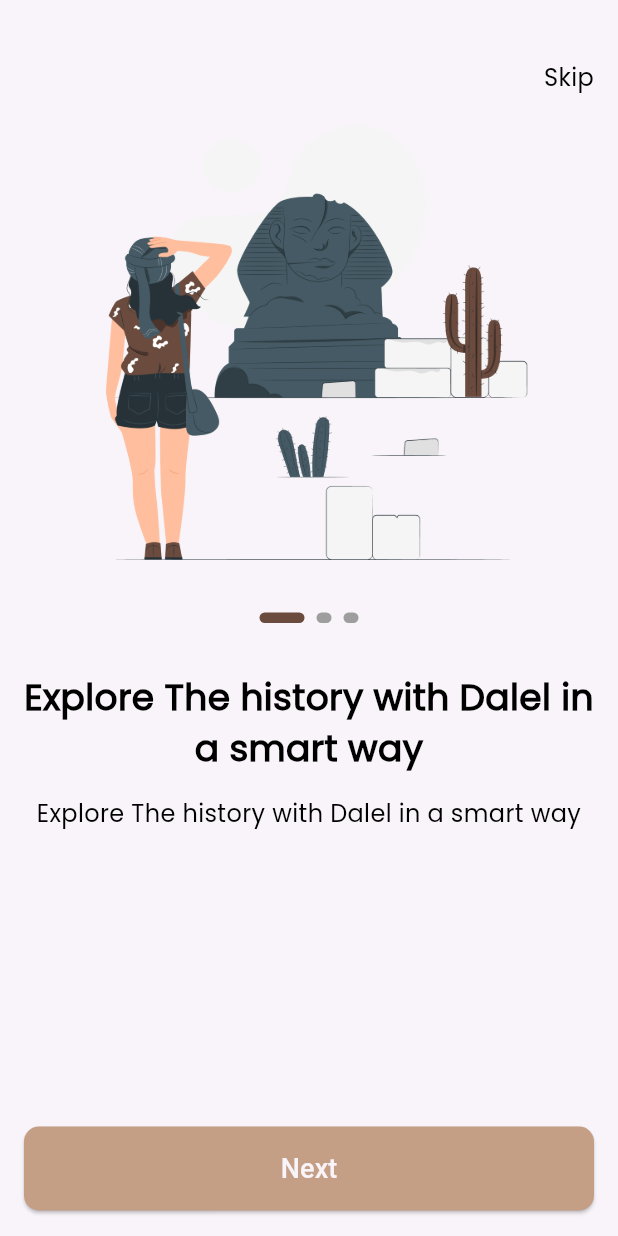
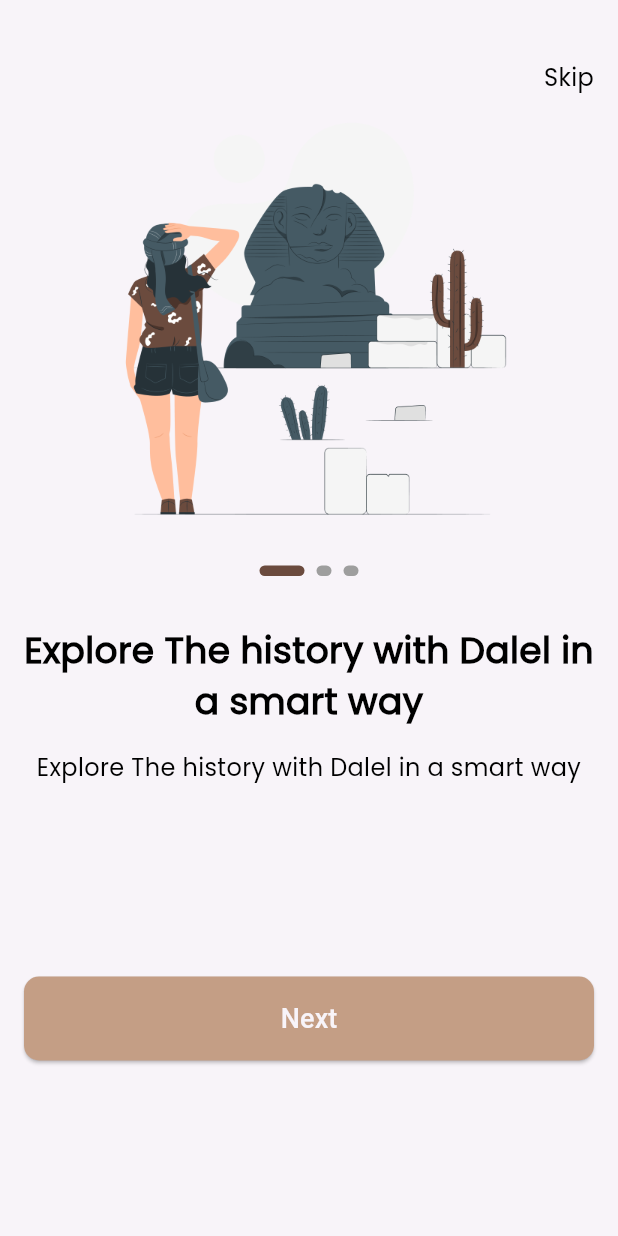
Before and after one commit to Abuelsbh/dalel_app, a Flutter app: the screen it shows after launch, on a phone screen of 412 x 824 dp. Run offline on Flutter 3.47's test engine with Material 3 defaults, Android fonts, the phone set to English and light mode, and no system bars; drawn by our look-alikes of smooth_page_indicator; our stand-ins replace go_router.

Commit message:
refactor our code

```diff
--- a/lib/core/functions/navigation.dart
+++ b/lib/core/functions/navigation.dart
@@ -3,3 +3,7 @@ import 'package:go_router/go_router.dart';
 void customNavigation(context, String path) {
   GoRouter.of(context).push(path);
 }
+
+void customReplacementNavigation(context, String path) {
+  GoRouter.of(context).pushReplacement(path);
+}
--- a/lib/feature/onboarding/presentation/views/on_boarding_view.dart
+++ b/lib/feature/onboarding/presentation/views/on_boarding_view.dart
@@ -15,12 +15,14 @@ class OnBoardingView extends StatelessWidget {
       child: Scaffold(
         body: Padding(
           padding: const EdgeInsets.symmetric(horizontal: 16.0),
-          child: Column(
+          child: ListView(
+            physics: const BouncingScrollPhysics(),
             children: [
               const SizedBox(height: 40,),
               const CustomNavBar(),
               OnBoardingWidgetBody(),
-              CustomBtn(text: AppStrings.next,),
+              const SizedBox(height: 88,),
+              CustomBtn(text: AppStrings.next),
               const SizedBox(height: 17,)
             ],
           ),
--- a/lib/feature/onboarding/presentation/views/widget/custom_nav_bar.dart
+++ b/lib/feature/onboarding/presentation/views/widget/custom_nav_bar.dart
@@ -1,3 +1,4 @@
+import 'package:dalel_app/core/utils/app_text_styles.dart';
 import 'package:flutter/cupertino.dart';
 import 'package:flutter/material.dart';
 
@@ -12,12 +13,8 @@ class CustomNavBar extends StatelessWidget {
       alignment: Alignment.centerRight,
       child: Text(
         AppStrings.skip,
-        style: TextStyle(
-            fontSize: 16,
-            fontWeight: FontWeight.w300,
-            color: Colors.black,
-            fontFamily: "Poppins"
-        ).copyWith(fontWeight: FontWeight.w400),
+        style: CustomTextStyles.poppins300style16
+            .copyWith(fontWeight: FontWeight.w400),
       ),
     );
   }
--- a/lib/feature/onboarding/presentation/views/widget/on_boarding_widget_body.dart
+++ b/lib/feature/onboarding/presentation/views/widget/on_boarding_widget_body.dart
@@ -13,37 +13,45 @@ class OnBoardingWidgetBody extends StatelessWidget {
   final PageController _controller = PageController();
   @override
   Widget build(BuildContext context) {
-    return Expanded(
+    return SizedBox(
+      height: 500,
       child: PageView.builder(
+        physics: const BouncingScrollPhysics(),
           controller: _controller,
           itemCount : 3,
           itemBuilder: (context,index){
             return Column(
               children: [
-                Image.asset(Assets.imagesOnBoarding1),
+                Container(
+                  height: 290,
+                  width: 343,
+                  decoration: const BoxDecoration(
+                    image: DecorationImage(
+                      image: AssetImage(
+                        Assets.imagesOnBoarding1
+                      ),
+                      fit: BoxFit.fill,
+                    ),
+                  ),
+                ),
                 SizedBox(height: 24,),
                 CustomSmoothPageIndicator(controller: _controller),
                 SizedBox(height: 32,),
                 Text(
                   "Explore The history with Dalel in a smart way",
-                  style: TextStyle(
-                      fontSize: 24,
-                      fontWeight: FontWeight.w500,
-                      color: Colors.black,
-                      fontFamily: "Poppins"
-                  ).copyWith(fontWeight: FontWeight.bold),
+                  style: CustomTextStyles.poppins500style24
+                      .copyWith(fontWeight: FontWeight.bold),
                   textAlign: TextAlign.center,
+                  maxLines: 2,
+                  overflow: TextOverflow.ellipsis
                 ),
                 SizedBox(height: 16,),
                 Text(
                   "Explore The history with Dalel in a smart way",
-                  style: TextStyle(
-                      fontSize: 16,
-                      fontWeight: FontWeight.w300,
-                      color: Colors.black,
-                      fontFamily: "Poppins"
-                  ) ,
+                  style: CustomTextStyles.poppins300style16 ,
                   textAlign: TextAlign.center,
+                  maxLines: 2,
+                  overflow: TextOverflow.ellipsis,
                 ),
               ],
             );
--- a/lib/feature/splash/presentation/views/splash_view.dart
+++ b/lib/feature/splash/presentation/views/splash_view.dart
@@ -27,12 +27,7 @@ class _SplashViewState extends State<SplashView> {
       body: Center(
         child: Text(
             AppStrings.appName,
-            style: TextStyle(
-                fontSize: 64,
-                fontWeight: FontWeight.w400,
-                color: AppColors.deebBrown,
-                fontFamily: "Pacifico"
-            )
+            style: CustomTextStyles.pacifico400style64
         ),
       ),
     );
@@ -44,7 +39,7 @@ void delayedNavigate(context) {
   Future.delayed(
       Duration(seconds: 2),
           () {
-        customNavigation(context, "/onBoarding");
+        customReplacementNavigation(context, "/onBoarding");
       }
   );
 }
```
